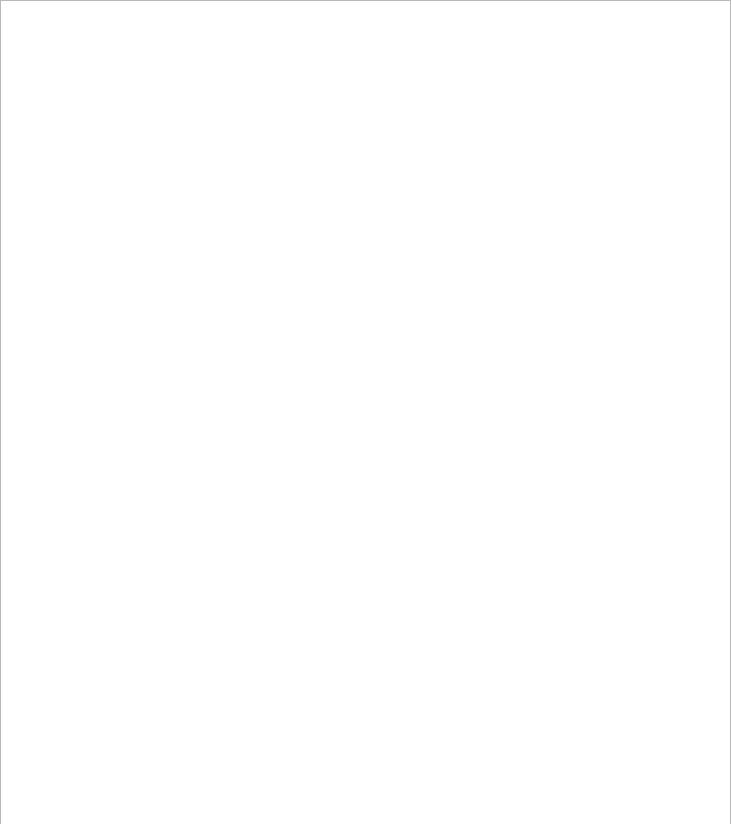
DragonQuestHero/Medusa, file Medusa/StackWalk.ui: the form before one commit.
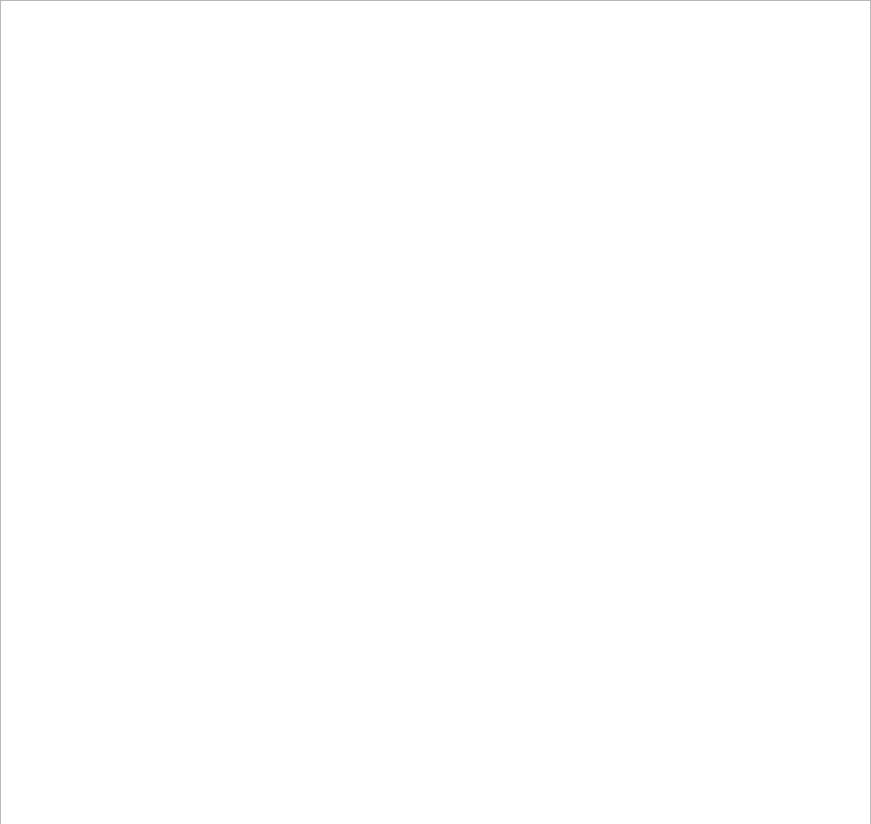
The form after the commit.

```diff
--- a/Medusa/StackWalk.ui
+++ b/Medusa/StackWalk.ui
@@ -6,7 +6,7 @@
    <rect>
     <x>0</x>
     <y>0</y>
-    <width>731</width>
+    <width>871</width>
     <height>824</height>
    </rect>
   </property>
@@ -18,7 +18,7 @@
     <rect>
      <x>0</x>
      <y>0</y>
-     <width>731</width>
+     <width>871</width>
      <height>831</height>
     </rect>
    </property>
```
